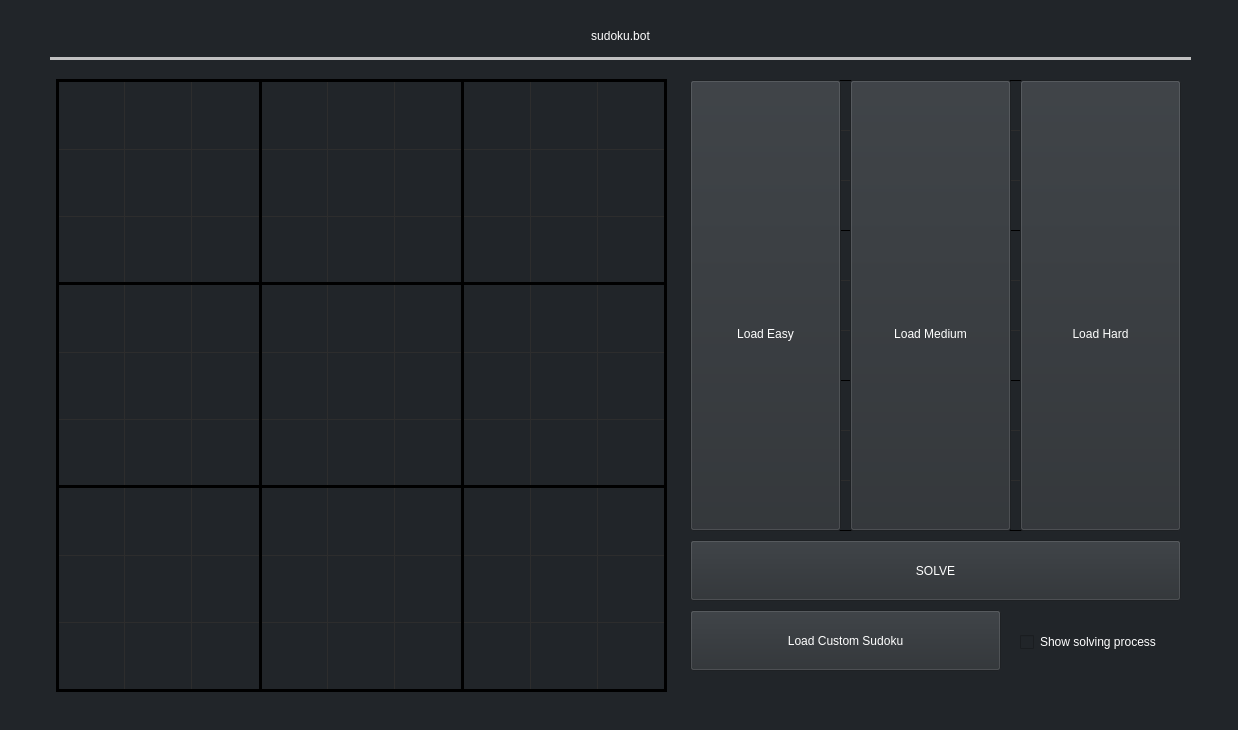
Alonkopilov/qt-sudoku-logic-solver, file src/mainwindow.ui: the form before one commit.
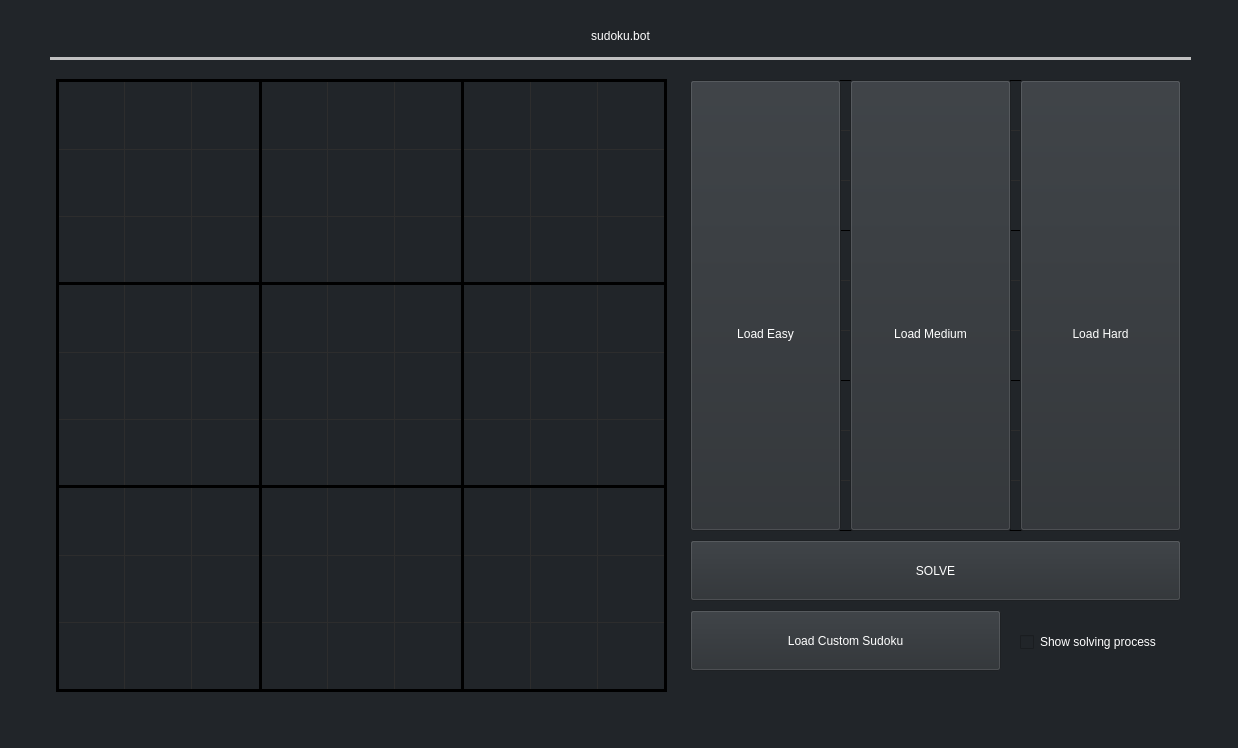
The form after the commit. Icons and pictures are not drawn.

Commit message: Changed window height to not cover board

The edit to the form file:
```diff
--- a/src/mainwindow.ui
+++ b/src/mainwindow.ui
@@ -7,7 +7,7 @@
     <x>0</x>
     <y>0</y>
     <width>1238</width>
-    <height>730</height>
+    <height>748</height>
    </rect>
   </property>
   <property name="windowTitle">
```
